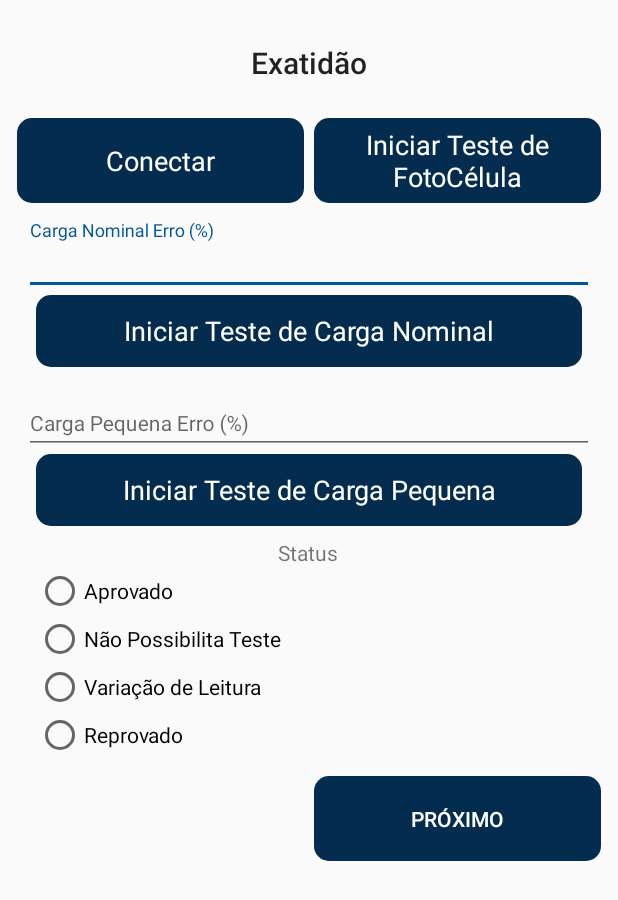
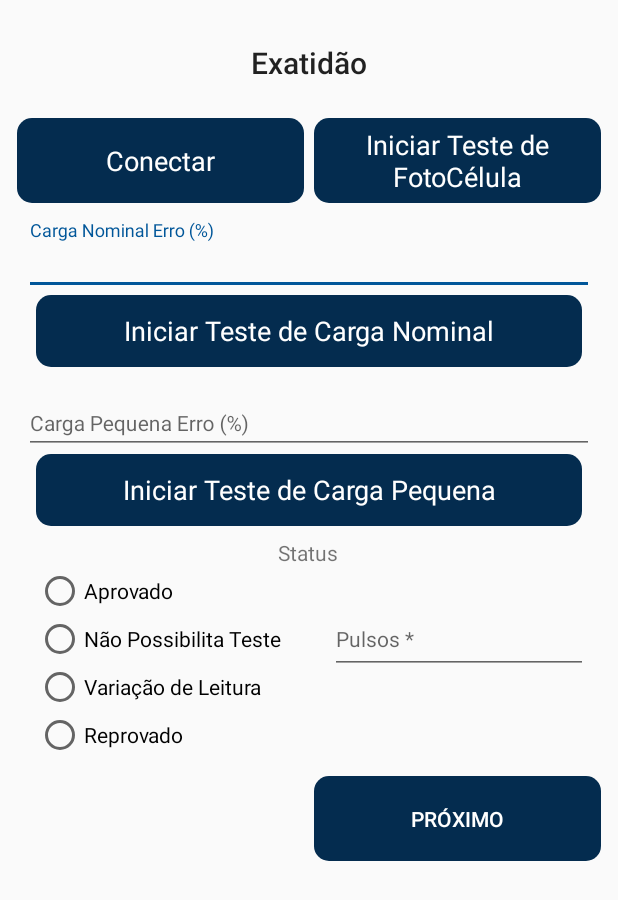
Before and after one commit to loraineduarte/ProjetoBalancaDePrecisao, an Android app: the layout activity_exatidao.xml on its own in the app's theme, with its tools: preview values and no code run, on a phone screen of 412 x 824 dp. Shown: the top 900 px of the screen. Run offline under Robolectric (Android 15) with nearby library versions, the phone set to English and light mode, and no system bars.

Commit message:
Quantidade de pulsos no teste de exatidão (versão 0)

```diff
--- a/app/src/main/res/layout/activity_exatidao.xml
+++ b/app/src/main/res/layout/activity_exatidao.xml
@@ -318,6 +318,28 @@
         </LinearLayout>
     </LinearLayout>
 
+    <android.support.design.widget.TextInputLayout
+        android:id="@+id/TempoMarchaVazio2"
+        android:layout_width="0dp"
+        android:layout_height="55dp"
+        android:layout_marginEnd="20dp"
+        android:layout_marginStart="220dp"
+        android:layout_marginTop="16dp"
+        app:layout_constraintEnd_toEndOf="parent"
+        app:layout_constraintStart_toStartOf="parent"
+        app:layout_constraintTop_toBottomOf="@+id/textView7">
 
+        <EditText
+            android:id="@+id/QuantidadePulsos"
+            android:layout_width="fill_parent"
+            android:layout_height="fill_parent"
+            android:ems="10"
+            android:hint="Pulsos *"
+            android:inputType="number|time"
+            android:textAppearance="@style/TextAppearance.AppCompat.Small"
+            android:textColorHighlight="@android:color/black"
+            android:textColorHint="@android:color/darker_gray"
+            android:textColorLink="@android:color/black" />
+    </android.support.design.widget.TextInputLayout>
 
 </android.support.constraint.ConstraintLayout>
```
Also changed, not shown: app/src/main/java/com/memtpadraomonofasico/apppadromonofsico/Atividades/RelatorioVerificacao/Testes/Exatidao/ExatidaoActivity.java (+58 -36 lines).
